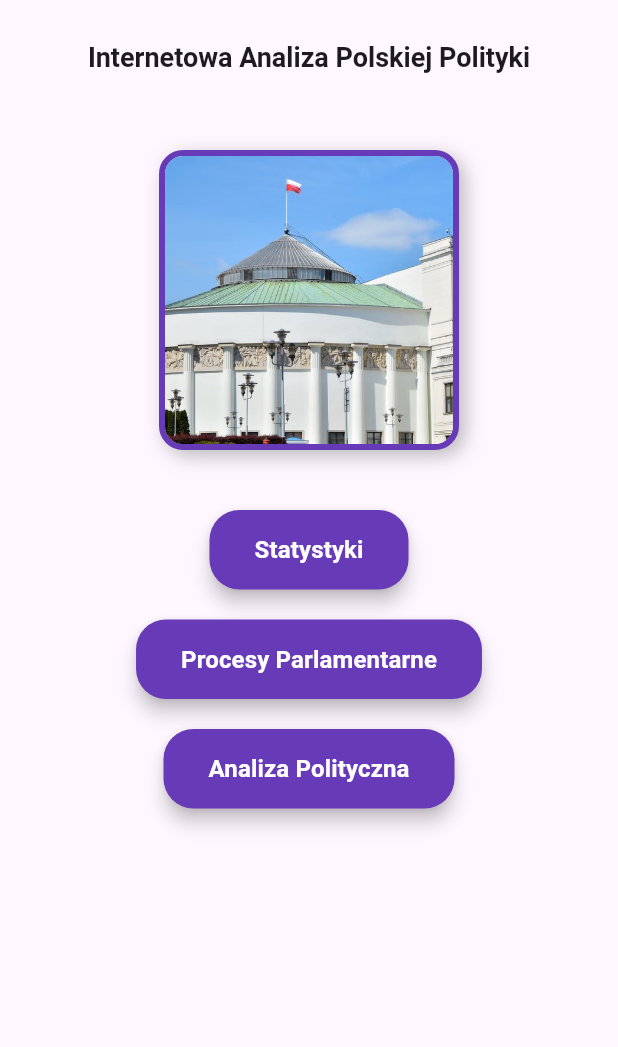
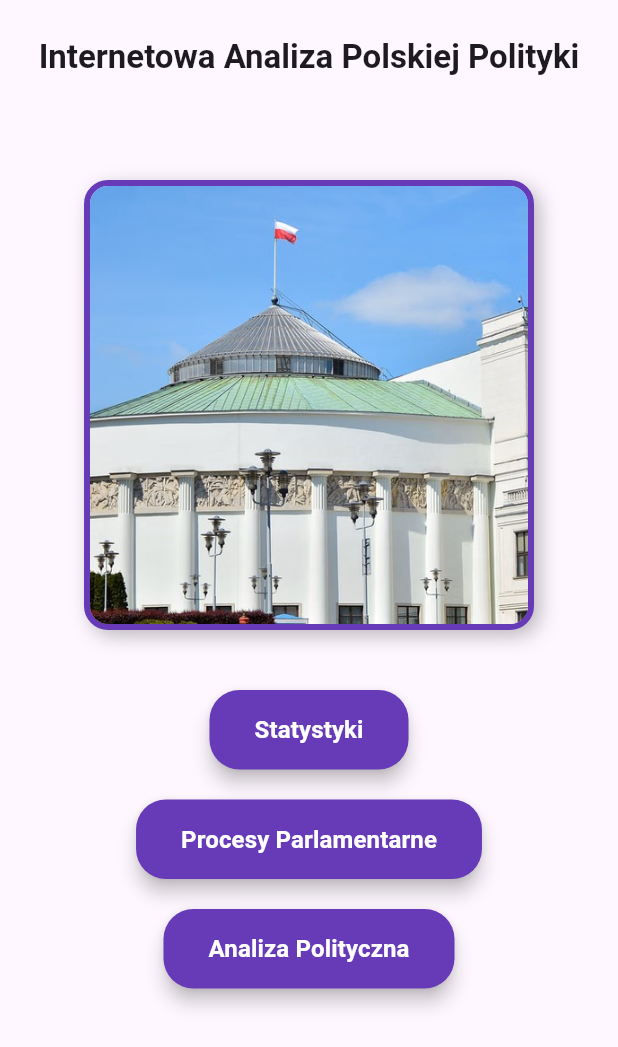
Before and after one commit to kingbrucelee/popis_mobilna_apka, a Flutter app: the screen it shows after launch, on a phone screen of 412 x 824 dp. Shown: the top 1047 px of the screen. Run offline on Flutter 3.47's test engine with Material 3 defaults, Android fonts, the phone set to English and light mode, and no system bars; our stand-ins replace fl_chart.

Commit message:
Update Widoku Początkowego wersja 2

```diff
--- a/lib/main.dart
+++ b/lib/main.dart
@@ -1,5 +1,4 @@
 import 'package:flutter/material.dart';
-// Upewnij się, że te pliki istnieją, możesz je tymczasowo wykomentować, jeśli ich nie masz
 import 'views/Statystyki.dart';
 import 'views/Procesy_Parlamentarne.dart';
 import 'views/Analiza_Polityczna.dart';
@@ -10,7 +9,7 @@ class MyApp extends StatelessWidget {
   @override
   Widget build(BuildContext context) {
     return MaterialApp(
-      title: 'IAPP',
+      title: 'Internetowa Analiza Polskiej Polityki',
       theme: ThemeData(
         primarySwatch: Colors.deepPurple,
         visualDensity: VisualDensity.adaptivePlatformDensity,
@@ -30,7 +29,7 @@ class HomeScreen extends StatelessWidget {
   Widget build(BuildContext context) {
     return Scaffold(
       appBar: PreferredSize(
-        preferredSize: Size.fromHeight(80.0),
+        preferredSize: Size.fromHeight(100.0),
         child: AppBar(
           title: Padding(
             padding: const EdgeInsets.only(top: 20.0),
@@ -38,7 +37,7 @@ class HomeScreen extends StatelessWidget {
               'Internetowa Analiza Polskiej Polityki',
               style: TextStyle(
                 fontWeight: FontWeight.bold,
-                fontSize: 18,
+                fontSize: 22,
               ),
             ),
           ),
@@ -53,8 +52,8 @@ class HomeScreen extends StatelessWidget {
               SizedBox(height: 20),
               // Image with square frame
               Container(
-                width: 200,
-                height: 200,
+                width: 300,
+                height: 300,
                 decoration: BoxDecoration(
                   borderRadius: BorderRadius.circular(16),
                   border: Border.all(
```
